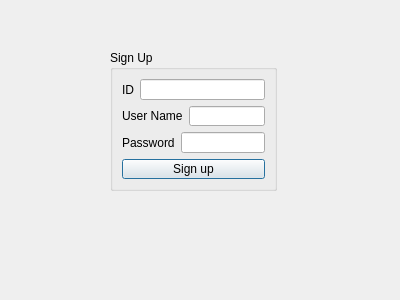
Qt form tictactoev/signup.ui (Jolinejo/Advanced-Tic-Tac-Toe) before a commit.
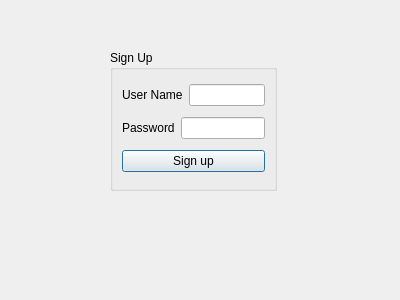
The same form after that commit.

```diff
--- a/tictactoev/signup.ui
+++ b/tictactoev/signup.ui
@@ -26,20 +26,6 @@
     <string>Sign Up</string>
    </property>
    <layout class="QVBoxLayout" name="verticalLayout">
-    <item>
-     <layout class="QHBoxLayout" name="horizontalLayout">
-      <item>
-       <widget class="QLabel" name="label">
-        <property name="text">
-         <string>ID</string>
-        </property>
-       </widget>
-      </item>
-      <item>
-       <widget class="QLineEdit" name="lineEdit"/>
-      </item>
-     </layout>
-    </item>
     <item>
      <layout class="QHBoxLayout" name="horizontalLayout_2">
       <item>
```
